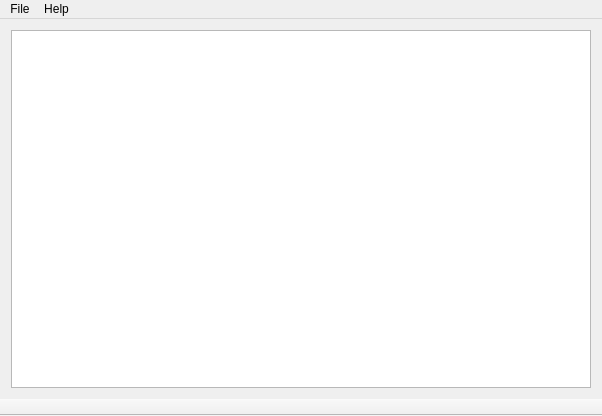
This is QDbcTool/DTForm.ui in sidsukana/QDbcTool as Qt 5 draws it before an edit. The edited form follows.
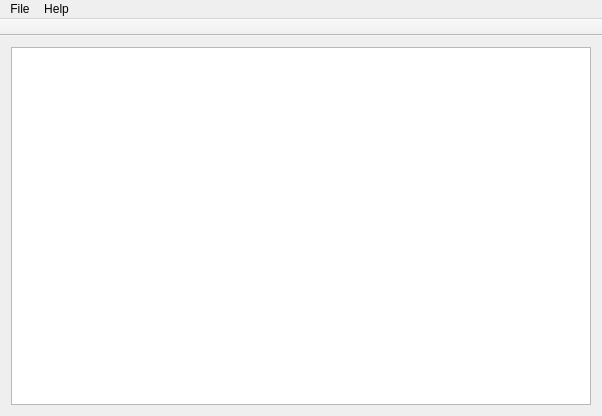
This is the edited form. Icons and pictures are not drawn.

```diff
--- a/QDbcTool/DTForm.ui
+++ b/QDbcTool/DTForm.ui
@@ -17,6 +17,9 @@
    <iconset resource="DbcTool.qrc">
     <normaloff>:/QDbcTool/mangos.ico</normaloff>:/QDbcTool/mangos.ico</iconset>
   </property>
+  <property name="documentMode">
+   <bool>false</bool>
+  </property>
   <widget class="QWidget" name="centralWidget">
    <layout class="QGridLayout" name="gridLayout_2">
     <item row="0" column="0">
@@ -90,10 +93,10 @@
     <bool>false</bool>
    </property>
    <attribute name="toolBarArea">
-    <enum>BottomToolBarArea</enum>
+    <enum>TopToolBarArea</enum>
    </attribute>
    <attribute name="toolBarBreak">
-    <bool>true</bool>
+    <bool>false</bool>
    </attribute>
   </widget>
   <action name="actionOpen">
```
